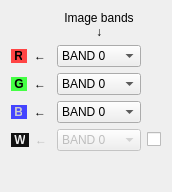
The window that Code/Common/Gui/mvdColorSetupWidget.ui (orfeotoolbox/OTB) describes before a commit, drawn with Qt 5.
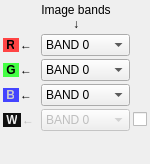
The same window after the commit.

Commit message: ENH: Reduced color-setup and color-dynamics layouts.

What changed in the file:
```diff
--- a/Code/Common/Gui/mvdColorSetupWidget.ui
+++ b/Code/Common/Gui/mvdColorSetupWidget.ui
@@ -6,8 +6,8 @@
    <rect>
     <x>0</x>
     <y>0</y>
-    <width>172</width>
-    <height>192</height>
+    <width>150</width>
+    <height>164</height>
    </rect>
   </property>
   <property name="windowTitle">
@@ -17,12 +17,24 @@
    <locale language="C" country="AnyCountry"/>
   </property>
   <layout class="QGridLayout" name="gridLayout_2">
+   <property name="margin">
+    <number>3</number>
+   </property>
+   <property name="spacing">
+    <number>2</number>
+   </property>
    <item row="0" column="1">
     <layout class="QGridLayout" name="gridLayout">
+     <property name="spacing">
+      <number>3</number>
+     </property>
      <item row="4" column="0">
       <layout class="QHBoxLayout" name="wHorizontalLayout">
+       <property name="spacing">
+        <number>1</number>
+       </property>
        <property name="sizeConstraint">
-        <enum>QLayout::SetMinimumSize</enum>
+        <enum>QLayout::SetMaximumSize</enum>
        </property>
        <item>
         <widget class="QLabel" name="wLabel">
@@ -30,7 +42,7 @@
           <bool>false</bool>
          </property>
          <property name="sizePolicy">
-          <sizepolicy hsizetype="Minimum" vsizetype="Minimum">
+          <sizepolicy hsizetype="Maximum" vsizetype="Maximum">
            <horstretch>0</horstretch>
            <verstretch>0</verstretch>
           </sizepolicy>
@@ -46,7 +58,7 @@
           <bool>false</bool>
          </property>
          <property name="sizePolicy">
-          <sizepolicy hsizetype="Minimum" vsizetype="Minimum">
+          <sizepolicy hsizetype="Maximum" vsizetype="Maximum">
            <horstretch>0</horstretch>
            <verstretch>0</verstretch>
           </sizepolicy>
@@ -64,7 +76,7 @@
         <bool>false</bool>
        </property>
        <property name="sizePolicy">
-        <sizepolicy hsizetype="Preferred" vsizetype="Minimum">
+        <sizepolicy hsizetype="Expanding" vsizetype="Maximum">
          <horstretch>0</horstretch>
          <verstretch>0</verstretch>
         </sizepolicy>
@@ -89,7 +101,7 @@
      <item row="0" column="1">
       <widget class="QLabel" name="fileComponentLabel">
        <property name="sizePolicy">
-        <sizepolicy hsizetype="Expanding" vsizetype="Minimum">
+        <sizepolicy hsizetype="Maximum" vsizetype="Maximum">
          <horstretch>0</horstretch>
          <verstretch>0</verstretch>
         </sizepolicy>
@@ -101,13 +113,16 @@
      </item>
      <item row="1" column="0">
       <layout class="QHBoxLayout" name="rHorizontalLayout">
+       <property name="spacing">
+        <number>1</number>
+       </property>
        <property name="sizeConstraint">
-        <enum>QLayout::SetMinimumSize</enum>
+        <enum>QLayout::SetMaximumSize</enum>
        </property>
        <item>
         <widget class="QLabel" name="rLabel">
          <property name="sizePolicy">
-          <sizepolicy hsizetype="Minimum" vsizetype="Minimum">
+          <sizepolicy hsizetype="Maximum" vsizetype="Maximum">
            <horstretch>0</horstretch>
            <verstretch>0</verstretch>
           </sizepolicy>
@@ -120,7 +135,7 @@
        <item>
         <widget class="QLabel" name="rLeftArrow">
          <property name="sizePolicy">
-          <sizepolicy hsizetype="Minimum" vsizetype="Minimum">
+          <sizepolicy hsizetype="Maximum" vsizetype="Maximum">
            <horstretch>0</horstretch>
            <verstretch>0</verstretch>
           </sizepolicy>
@@ -135,7 +150,7 @@
      <item row="1" column="1">
       <widget class="QComboBox" name="rComboBox">
        <property name="sizePolicy">
-        <sizepolicy hsizetype="Preferred" vsizetype="Minimum">
+        <sizepolicy hsizetype="Expanding" vsizetype="Maximum">
          <horstretch>0</horstretch>
          <verstretch>0</verstretch>
         </sizepolicy>
@@ -159,13 +174,16 @@
      </item>
      <item row="2" column="0">
       <layout class="QHBoxLayout" name="gHorizontalLayout">
+       <property name="spacing">
+        <number>1</number>
+       </property>
        <property name="sizeConstraint">
-        <enum>QLayout::SetMinimumSize</enum>
+        <enum>QLayout::SetMaximumSize</enum>
        </property>
        <item>
         <widget class="QLabel" name="gLabel">
          <property name="sizePolicy">
-          <sizepolicy hsizetype="Minimum" vsizetype="Minimum">
+          <sizepolicy hsizetype="Maximum" vsizetype="Maximum">
            <horstretch>0</horstretch>
            <verstretch>0</verstretch>
           </sizepolicy>
@@ -178,7 +196,7 @@
        <item>
         <widget class="QLabel" name="gLeftArrow">
          <property name="sizePolicy">
-          <sizepolicy hsizetype="Minimum" vsizetype="Minimum">
+          <sizepolicy hsizetype="Maximum" vsizetype="Maximum">
            <horstretch>0</horstretch>
            <verstretch>0</verstretch>
           </sizepolicy>
@@ -193,7 +211,7 @@
      <item row="2" column="1">
       <widget class="QComboBox" name="gComboBox">
        <property name="sizePolicy">
-        <sizepolicy hsizetype="Preferred" vsizetype="Minimum">
+        <sizepolicy hsizetype="Expanding" vsizetype="Maximum">
          <horstretch>0</horstretch>
          <verstretch>0</verstretch>
         </sizepolicy>
@@ -217,13 +235,16 @@
      </item>
      <item row="3" column="0">
       <layout class="QHBoxLayout" name="bHorizontalLayout">
+       <property name="spacing">
+        <number>1</number>
+       </property>
        <property name="sizeConstraint">
-        <enum>QLayout::SetMinimumSize</enum>
+        <enum>QLayout::SetMaximumSize</enum>
        </property>
        <item>
         <widget class="QLabel" name="bLabel">
          <property name="sizePolicy">
-          <sizepolicy hsizetype="Minimum" vsizetype="Minimum">
+          <sizepolicy hsizetype="Maximum" vsizetype="Maximum">
            <horstretch>0</horstretch>
            <verstretch>0</verstretch>
           </sizepolicy>
@@ -236,7 +257,7 @@
        <item>
         <widget class="QLabel" name="bLeftArrow">
          <property name="sizePolicy">
-          <sizepolicy hsizetype="Minimum" vsizetype="Minimum">
+          <sizepolicy hsizetype="Maximum" vsizetype="Maximum">
            <horstretch>0</horstretch>
            <verstretch>0</verstretch>
           </sizepolicy>
@@ -251,7 +272,7 @@
      <item row="3" column="1">
       <widget class="QComboBox" name="bComboBox">
        <property name="sizePolicy">
-        <sizepolicy hsizetype="Preferred" vsizetype="Minimum">
+        <sizepolicy hsizetype="Expanding" vsizetype="Maximum">
          <horstretch>0</horstretch>
          <verstretch>0</verstretch>
         </sizepolicy>
```
Left out of the diff: 12 changed lines with no effect on the pictures. The commit also changes 6 other files.
